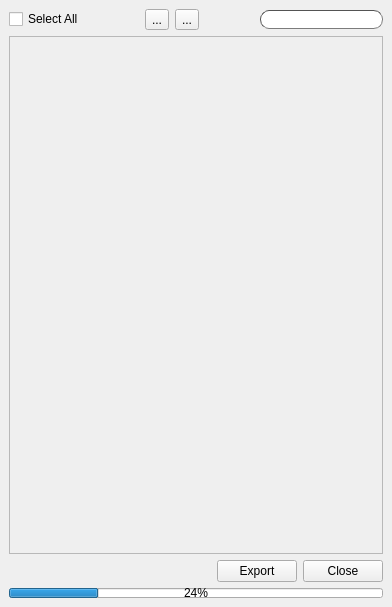
First picture: the form in ui/submitter.ui, repository iceanimations/shot_subm_use_multishot, before the edit.
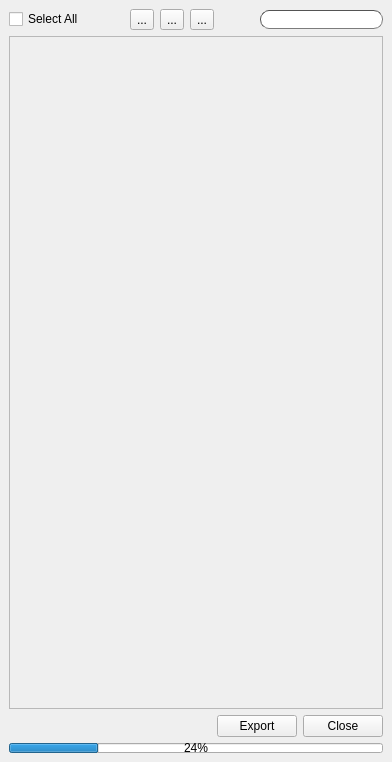
Second picture: the form after the edit.

The edit to the form file:
```diff
--- a/ui/submitter.ui
+++ b/ui/submitter.ui
@@ -7,7 +7,7 @@
     <x>0</x>
     <y>0</y>
     <width>392</width>
-    <height>607</height>
+    <height>762</height>
    </rect>
   </property>
   <property name="windowTitle">
@@ -60,6 +60,16 @@
         </property>
        </widget>
       </item>
+      <item>
+       <widget class="QToolButton" name="createButton">
+        <property name="toolTip">
+         <string>Create items for all available cameras</string>
+        </property>
+        <property name="text">
+         <string>...</string>
+        </property>
+       </widget>
+      </item>
       <item>
        <spacer name="horizontalSpacer_3">
         <property name="orientation">
@@ -101,7 +111,7 @@
          <x>0</x>
          <y>0</y>
          <width>372</width>
-         <height>512</height>
+         <height>667</height>
         </rect>
        </property>
        <layout class="QVBoxLayout" name="verticalLayout_4">
```
